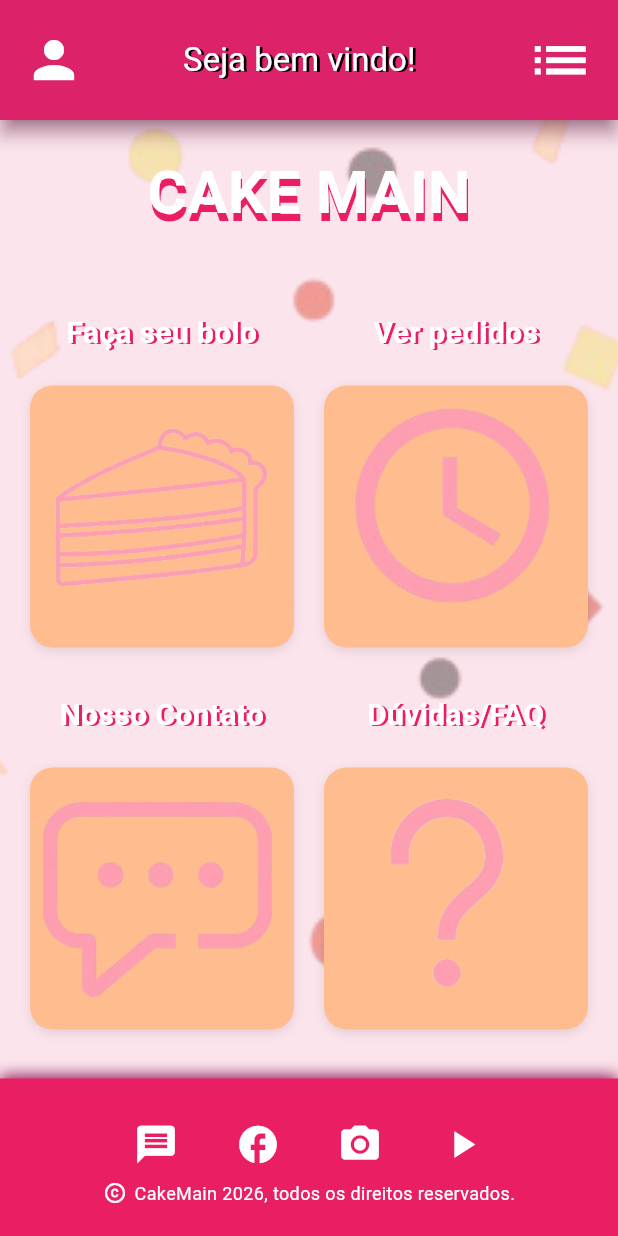
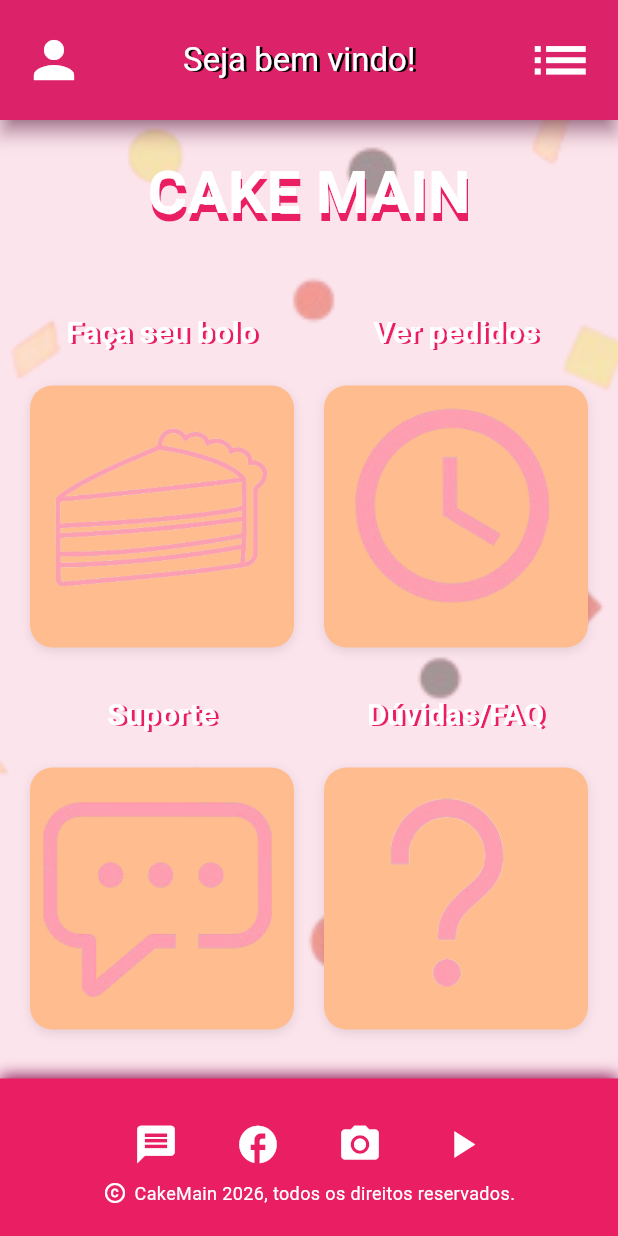
Before and after one commit to valdemiroz/cake-main, a Flutter app: the screen it shows after launch, on a phone screen of 412 x 824 dp. Run offline on Flutter 3.47's test engine with Material 3 defaults, Android fonts, the phone set to English and light mode, and no system bars; our stand-ins replace flutter_local_notifications, hive_flutter, image_picker, shared_preferences; accounts and stored records are empty.

Commit message:
main.dart comentarios

```diff
--- a/lib/main.dart
+++ b/lib/main.dart
@@ -1,19 +1,21 @@
-import 'package:flutter/material.dart';
-import 'paginas/perfil_pagina.dart';
-import 'package:url_launcher/url_launcher.dart';
-import 'paginas/bolos_pagina.dart';
-import 'conta/pedidos_pagina.dart';
-import 'paginas/pepito.dart';
-import 'paginas/suporte.dart';
-import 'package:hive_flutter/hive_flutter.dart';
-import 'dados/auth_service.dart';
-import 'dados/catalogo_service.dart';
-import 'paginas/admin_paginas/adm.dart'; // ← admin
+import 'package:flutter/material.dart'; // acesso ao material decorativo do FLutter
+import 'paginas/perfil_pagina.dart'; // página de perfil
+import 'package:url_launcher/url_launcher.dart'; // permite rodar links globais
+import 'paginas/bolos_pagina.dart'; // página de montagem dos pedidos
+import 'conta/pedidos_pagina.dart'; // página de pedidos do usuário
+import 'paginas/pepito.dart'; // mini I.A. "Pepito"
+import 'paginas/suporte.dart'; // página de suporte
+import 'package:hive_flutter/hive_flutter.dart'; // banco de dados - HIVE
+import 'dados/auth_service.dart'; // banco de dados - autenticação do usuário
+import 'dados/catalogo_service.dart'; // banco de dados - bolos e demais produtos
+import 'paginas/admin_paginas/adm.dart'; // página de admin
 
 void main() async {
+
   WidgetsFlutterBinding.ensureInitialized();
+
+   // Aqui é onde carregam os usuários, pedidos e catálogo antes mesmo do usuário entrar no App
   await Hive.initFlutter();
-
   await Hive.openBox('usuarios');
   await Hive.openBox('pedidos');
   await Hive.openBox('catalogo');
@@ -41,7 +43,7 @@ class TelaCake extends StatelessWidget {
   @override
   Widget build(BuildContext context) {
     return Scaffold(
-      // ── APPBAR ────────────────────────────────────────────────────────────
+      // Barra do aplicativo (Topo da tela)
       appBar: AppBar(
         backgroundColor: Colors.pink,
         toolbarHeight: 80.0,
@@ -57,7 +59,7 @@ class TelaCake extends StatelessWidget {
           padding: EdgeInsets.only(left: 16.0, right: 8.0),
           icon: Icon(Icons.person, color: Colors.white, size: 40),
           onPressed: () =>
-              Navigator.push(context, MaterialPageRoute(builder: (_) => PerfilPagina())),
+              Navigator.push(context, MaterialPageRoute(builder: (_) => PerfilPagina())), // Botão de perfil
         ),
         actions: [
           IconButton(
@@ -68,13 +70,13 @@ class TelaCake extends StatelessWidget {
         ],
       ),
 
-      // ── BODY ──────────────────────────────────────────────────────────────
+      // Corpo da página
       body: Container(
         decoration: BoxDecoration(
           color: Colors.pink.shade50,
           image: DecorationImage(
               opacity: 0.5,
-              image: AssetImage('assets/images/confetti.png'),
+              image: AssetImage('assets/images/confetti.png'), // fundo da página
               fit: BoxFit.cover),
         ),
         child: Column(
@@ -90,7 +92,7 @@ class TelaCake extends StatelessWidget {
                             color: Colors.white,
                             fontSize: 40,
                             fontWeight: FontWeight.bold)),
-                  ),
+                  ), // título da tela
                   SizedBox(height: 40),
                   Padding(
                     padding: EdgeInsets.symmetric(horizontal: 20),
@@ -101,12 +103,14 @@ class TelaCake extends StatelessWidget {
                       childAspectRatio: 0.75,
                       shrinkWrap: true,
                       physics: const NeverScrollableScrollPhysics(),
+
+                      // Botões da tela - Fazer pedido, Ver pedidos, Suporte e Pepito
                       children: [
                         _buildButtonCard(context, 'Faça seu bolo', 'assets/images/icon1.png',
                             () => Navigator.push(context, MaterialPageRoute(builder: (_) => BolosPagina()))),
                         _buildButtonCard(context, 'Ver pedidos', 'assets/images/icon2.png',
                             () => Navigator.push(context, MaterialPageRoute(builder: (_) => PedidosPagina()))),
-                        _buildButtonCard(context, 'Nosso Contato', 'assets/images/icon3.png',
+                        _buildButtonCard(context, 'Suporte', 'assets/images/icon3.png',
                             () => Navigator.push(context, MaterialPageRoute(builder: (_) => Suporte()))),
                         _buildButtonCard(context, 'Dúvidas/FAQ', 'assets/images/icon4.png',
                             () => Navigator.push(context, MaterialPageRoute(builder: (_) => Pepito()))),
@@ -117,7 +121,7 @@ class TelaCake extends StatelessWidget {
               ),
             ),
 
-            // ── RODAPÉ ──────────────────────────────────────────────────────
+            // Rodapé (parte inferior da tela)
             Container(
               width: double.infinity,
               padding: EdgeInsets.symmetric(vertical: 20, horizontal: 16),
@@ -129,23 +133,23 @@ class TelaCake extends StatelessWidget {
                 Row(mainAxisAlignment: MainAxisAlignment.center, children: [
                   IconButton(
                     icon: Icon(Icons.message, color: Colors.white, size: 30),
-                    onPressed: () => _launchURLGlobal(context, 'https://wa.me/5551991628190'),
+                    onPressed: () => _launchURLGlobal(context, 'https://wa.me/5551991628190'), // Link do whatsapp
                   ),
                   SizedBox(width: 20),
                   IconButton(
                     icon: Icon(Icons.facebook, color: Colors.white, size: 30),
-                    onPressed: () => _launchURLGlobal(context, 'https://www.facebook.com/lipao.yt.31'),
+                    onPressed: () => _launchURLGlobal(context, 'https://www.facebook.com/lipao.yt.31'), // Link do facebook
                   ),
                   SizedBox(width: 20),
                   IconButton(
                     icon: Icon(Icons.camera_alt, color: Colors.white, size: 30),
-                    onPressed: () => _launchURLGlobal(context, 'https://www.instagram.com/1whitedud/'),
+                    onPressed: () => _launchURLGlobal(context, 'https://www.instagram.com/1whitedud/'), // Link do instagram
                   ),
                   SizedBox(width: 20),
                   IconButton(
                     icon: Icon(Icons.play_arrow, color: Colors.white, size: 30),
                     onPressed: () =>
-                        _launchURLGlobal(context, 'https://www.youtube.com/@Whatdoiputhereinthisthing'),
+                        _launchURLGlobal(context, 'https://www.youtube.com/@Whatdoiputhereinthisthing'), // Link do youtube
                   ),
                 ]),
                 Row(mainAxisAlignment: MainAxisAlignment.center, children: [
@@ -162,7 +166,7 @@ class TelaCake extends StatelessWidget {
     );
   }
 
-  // ── MENU (com botão Admin) ─────────────────────────────────────────────────
+  // Menu lateral (canto superior direito da tela)
   void _abrirMenu(BuildContext context) {
     showGeneralDialog(
       context: context,
@@ -183,8 +187,7 @@ class TelaCake extends StatelessWidget {
     );
   }
 }
-
-// MENU DO TOPO DA TELA
+// Abertura do menu
 class _MenuContent extends StatefulWidget {
   final BuildContext context;
   const _MenuContent({required this.context});
@@ -194,7 +197,8 @@ class _MenuContent extends StatefulWidget {
 }
 
 class _MenuContentState extends State<_MenuContent> {
-  // ── Diálogo de senha admin ─────────────────────────────────────────────
+
+  // Senha do admin - lógica
   Future<void> _pedirSenhaAdmin(BuildContext ctx) async {
     final ctrl = TextEditingController();
     bool hide  = true;
@@ -276,7 +280,9 @@ class _MenuContentState extends State<_MenuContent> {
   Widget build(BuildContext context) {
     return Center(
       child: Column(mainAxisSize: MainAxisSize.min, children: [
-        // ── Caixa principal do menu ────────────────────────────────────────
+
+        // Outros itens do menu - Fazer pedido, Ver pedidos, Pepito, Suporte e Acessar conta
+
         Container(
           width: MediaQuery.of(context).size.width * 0.85,
           padding: EdgeInsets.all(20),
@@ -284,7 +290,7 @@ class _MenuContentState extends State<_MenuContent> {
             color: Colors.pink,
             borderRadius: BorderRadius.circular(20),
             image: DecorationImage(
-                image: AssetImage('assets/images/confetti.png'), fit: BoxFit.cover),
+                image: AssetImage('assets/images/confetti.png'), fit: BoxFit.cover), // Fundo da caixa de menu
           ),
           child: Column(mainAxisSize: MainAxisSize.min, children: [
             Text('CONFIGURAÇÕES',
@@ -296,6 +302,7 @@ class _MenuContentState extends State<_MenuContent> {
                     decoration: TextDecoration.none)),
             SizedBox(height: 16),
 
+            // Itens do menu decorado
             _btn('Pepito IA',
                 () => Navigator.push(context, MaterialPageRoute(builder: (_) => Pepito()))),
             _btn('Seus pedidos',
@@ -307,7 +314,8 @@ class _MenuContentState extends State<_MenuContent> {
 
             Divider(color: Colors.white38, height: 24),
 
-            // ── BOTÃO ADMIN ──────────────────────────────────────────────
+            // Botão do Admin
+
             TextButton.icon(
               onPressed: () => _pedirSenhaAdmin(context),
               icon: Icon(Icons.admin_panel_settings, color: Colors.amber.shade200, size: 20),
@@ -323,10 +331,11 @@ class _MenuContentState extends State<_MenuContent> {
 
         SizedBox(height: 16),
         Opacity(opacity: 0.8,
-            child: Image.asset('assets/images/bolo.png', width: 250, height: 250)),
+            child: Image.asset('assets/images/bolo.png', width: 250, height: 250)), // Bolo decorativo no menu
         SizedBox(height: 16),
 
-        // ── Botão acessar conta ──────────────────────────────────────────
+        // Botão de acessar conta
+
         Container(
           width: MediaQuery.of(context).size.width * 0.85,
           padding: EdgeInsets.symmetric(vertical: 10),
@@ -351,7 +360,7 @@ class _MenuContentState extends State<_MenuContent> {
   );
 }
 
-// LINKS GLOBAIS
+// LINKS GLOBAIS - Lógica
 void _launchURLGlobal(BuildContext context, String url) async {
   final Uri uri = Uri.parse(url);
   try {
```
